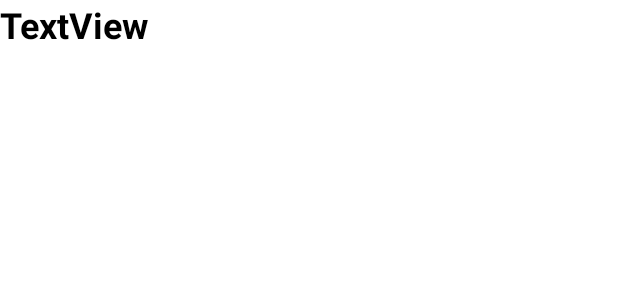
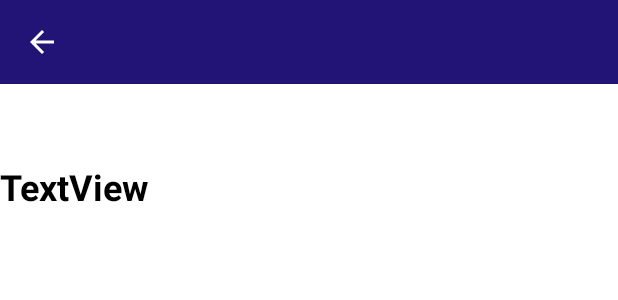
Before and after one commit to ananasann/Mydiploma, an Android app: the layout theor_plus_quiz.xml on its own in the app's theme, with its tools: preview values and no code run, on a phone screen of 412 x 824 dp. Shown: the top 300 px of the screen. Run offline under Robolectric (Android 15) with nearby library versions, the phone set to English and light mode, and no system bars.

Commit message:
Transaction from theory to fragmentTheoryQuiz, ToolBar (Up Button)

```diff
--- a/app/src/main/java/com/hfad/mydiploma/dataTheory/ApiClient.java
+++ b/app/src/main/java/com/hfad/mydiploma/ApiClient.java
@@ -1,4 +1,4 @@
-package com.hfad.mydiploma.dataTheory;
+package com.hfad.mydiploma;
 
 import retrofit2.Retrofit;
 import retrofit2.converter.gson.GsonConverterFactory;
--- a/app/src/main/java/com/hfad/mydiploma/dataTheory/TheoryAdapter.java
+++ b/app/src/main/java/com/hfad/mydiploma/dataTheory/TheoryAdapter.java
@@ -57,7 +57,6 @@ public class TheoryAdapter  extends RecyclerView.Adapter<TheoryAdapter.ViewHolde
         holder.itemTitle.setText(title);
         holder.itemName.setText(itemName);
         holder.itemView.setOnClickListener(new View.OnClickListener() {
-
             @Override
             public void onClick(View v) {
                 mClickListener.onItemClick(theoryOnPosition);
--- a/app/src/main/res/layout/fragment_theory.xml
+++ b/app/src/main/res/layout/fragment_theory.xml
@@ -4,7 +4,8 @@
     xmlns:tools="http://schemas.android.com/tools"
     android:layout_width="match_parent"
     android:layout_height="match_parent"
-    tools:context=".ui.theory.TheoryFragment">
+    tools:context=".ui.theory.TheoryFragment"
+    android:id="@+id/theorFragment">
 
 
     <androidx.recyclerview.widget.RecyclerView
@@ -14,7 +15,6 @@
         app:layoutManager="androidx.recyclerview.widget.GridLayoutManager"
         app:spanCount="2"
         app:layout_constraintHorizontal_chainStyle="spread_inside"/>
-
 
 
     <!--<Button
--- a/app/src/main/res/layout/theor_plus_quiz.xml
+++ b/app/src/main/res/layout/theor_plus_quiz.xml
@@ -1,19 +1,44 @@
 <?xml version="1.0" encoding="utf-8"?>
-<androidx.constraintlayout.widget.ConstraintLayout
-    xmlns:android="http://schemas.android.com/apk/res/android"
+<androidx.constraintlayout.widget.ConstraintLayout xmlns:android="http://schemas.android.com/apk/res/android"
     xmlns:app="http://schemas.android.com/apk/res-auto"
     xmlns:tools="http://schemas.android.com/tools"
+    android:id="@+id/theor_quiz"
     android:layout_width="match_parent"
-    android:layout_height="match_parent">
+    android:layout_height="match_parent"
+    android:background="#FFFFFF">
+
 
     <TextView
-        android:id="@+id/name_item"
+        android:id="@+id/item_name"
         android:layout_width="match_parent"
         android:layout_height="wrap_content"
+        android:layout_marginTop="108dp"
         android:text="TextView"
-        android:textStyle="bold"
         android:textColor="@color/black"
         android:textSize="24dp"
+        android:textStyle="bold"
         app:layout_constraintStart_toStartOf="parent"
         app:layout_constraintTop_toTopOf="parent" />
+
+    <androidx.appcompat.widget.Toolbar
+        android:id="@+id/toolbar"
+        android:layout_width="match_parent"
+        android:layout_height="?attr/actionBarSize"
+        android:background="?attr/colorPrimary"
+        android:theme="?attr/actionBarTheme"
+        app:layout_constraintStart_toStartOf="parent"
+        app:layout_constraintTop_toTopOf="parent"
+        app:navigationIcon="?homeAsUpIndicator" />
+
 </androidx.constraintlayout.widget.ConstraintLayout>
+
+    <!--    <androidx.appcompat.widget.Toolbar
+        android:id="@+id/toolbar"
+        app:navigationIcon="?homeAsUpIndicator"
+        android:layout_width="match_parent"
+        android:layout_height="wrap_content"
+        android:background="?attr/colorPrimary"
+        android:minHeight="?attr/actionBarSize"
+        android:theme="?attr/actionBarTheme"
+        app:layout_constraintStart_toStartOf="parent"
+        app:layout_constraintTop_toTopOf="parent"/>-->
```
Also changed, not shown: app/src/main/java/com/hfad/mydiploma/ui/theory/TheorQuizFragmant.java (added, +53 -0 lines), app/src/main/java/com/hfad/mydiploma/ui/theory/TheoryFragment.java (+11 -4 lines).
